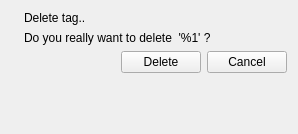
Wolframe/configurator, file client/uiforms/category_delete.ui: the form before one commit.
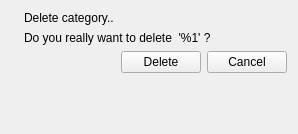
The form after the commit. Icons and pictures are not drawn.

Diff of the .ui file:
```diff
--- a/client/uiforms/category_delete.ui
+++ b/client/uiforms/category_delete.ui
@@ -33,7 +33,7 @@
    <item row="2" column="1">
     <widget class="QLabel" name="editlabel">
      <property name="text">
-      <string>Delete tag..</string>
+      <string>Delete category..</string>
      </property>
     </widget>
    </item>
```
